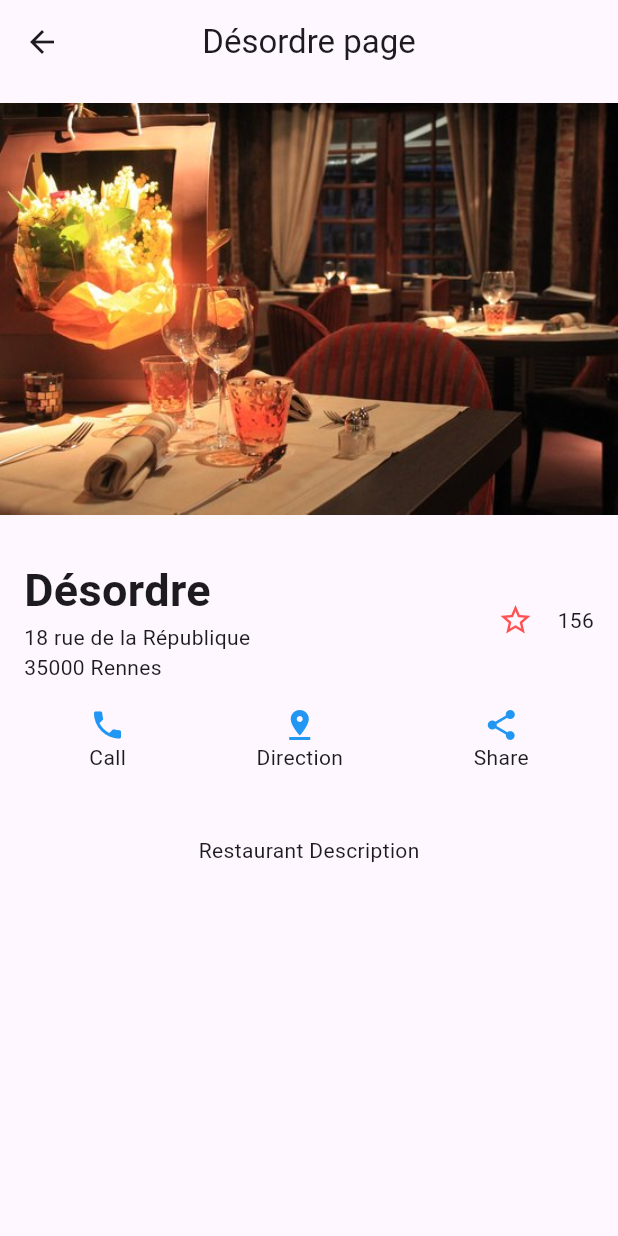
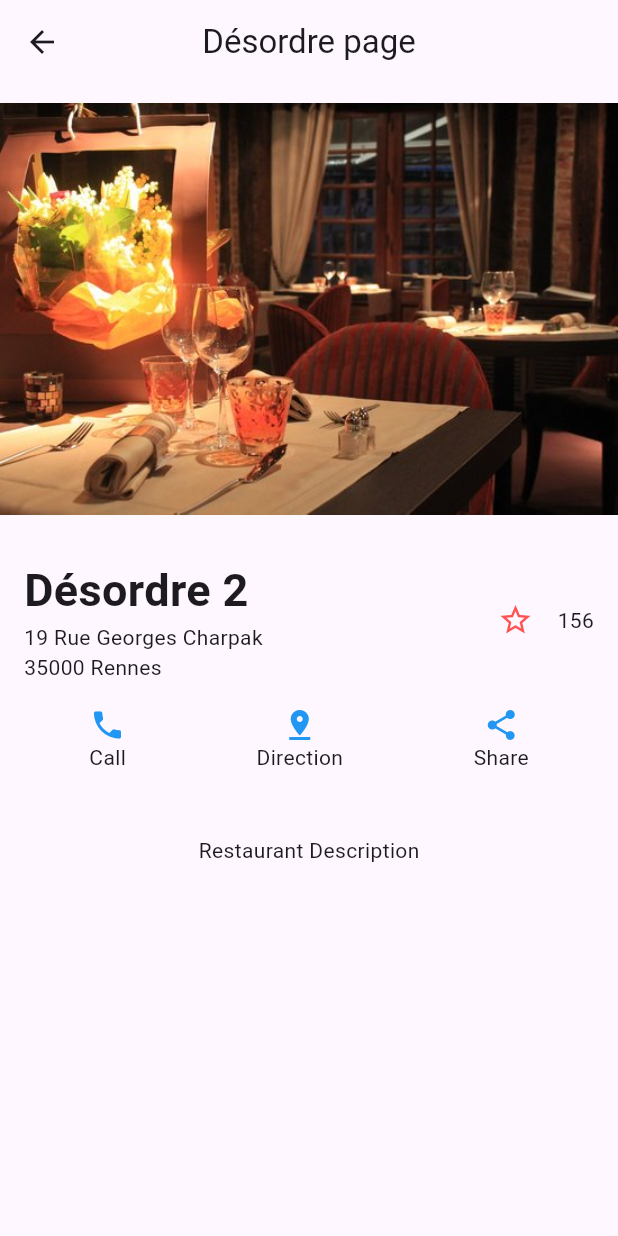
Before and after one commit to innocentk33/flutter-mmm-1, a Flutter app: the Home screen opened by its route, after a tap on "Désordre 2", on a phone screen of 412 x 824 dp. Run offline on Flutter 3.47's test engine with Material 3 defaults, Android fonts, the phone set to English and light mode, and no system bars; our stand-ins replace gap, go_router; generated files the repository leaves out were written again.

Commit message:
Pass parameters through path

```diff
--- a/lib/app.dart
+++ b/lib/app.dart
@@ -29,6 +29,9 @@ final _rootNavigatorKey = GlobalKey<NavigatorState>(debugLabel: 'root');
 
 final router = GoRouter(initialLocation: '/login', routes: [
   GoRoute(name: 'home', path: '/', builder: (ctx, state) => const Home(title: 'Desordre Page')),
-  GoRoute(name: 'details', path: '/details', builder: (ctx, state) => const Details()),
+  GoRoute(
+    name: 'details',
+    path: '/details/:name/:address',
+    builder: (ctx, state) => Details(name: state.pathParameters['name'], address: state.pathParameters['address'])),
   GoRoute(name: 'login', path: '/login', builder: (ctx, state) => const Login()),
 ]);
--- a/lib/pages/details.dart
+++ b/lib/pages/details.dart
@@ -2,9 +2,15 @@ import 'package:flutter/material.dart';
 import 'package:flutter_gen/gen_l10n/app_localizations.dart';
 import 'package:flutter_mmm/core/extension/context.dart';
 
-class Details extends StatelessWidget {
-  const Details({super.key});
+class Details extends StatefulWidget {
+  const Details({super.key, required this.address, required this.name});
+  final String? address;
+  final String? name;
+  @override
+  State<Details> createState() => _DetailsState();
+}
 
+class _DetailsState extends State<Details> {
   @override
   Widget build(BuildContext context) {
     return Scaffold(
@@ -23,18 +29,17 @@ class Details extends StatelessWidget {
               padding: const EdgeInsets.only(right: 16.0, left: 16.0, top: 16.0),
               child: Column(
                 children: [
-                  const Row(
+                  Row(
                     mainAxisAlignment: MainAxisAlignment.spaceBetween,
                     children: [
                       Column(
                         crossAxisAlignment: CrossAxisAlignment.start,
                         children: [
                           Text(
-                            'Désordre',
+                            widget.name ?? "",
                             style: TextStyle(fontWeight: FontWeight.bold, fontSize: 30),
                           ),
-                          Text('18 rue de la République'),
-                          Text('35000 Rennes'),
+                          Text(widget.address ?? ""),
                         ],
                       ),
                       FavWidget(),
--- a/lib/pages/home.dart
+++ b/lib/pages/home.dart
@@ -22,14 +22,14 @@ class Home extends StatelessWidget {
               subtitle: const Text("18 Rue Georges Charpak \n35000 Rennes"),
               isThreeLine: true,
               trailing: const Icon(Icons.chevron_right),
-              onTap: () => context.pushNamed('details'),
+              onTap: () => context.pushNamed('details', pathParameters: {"name": "Désordre", "address": "18 Rue Georges Charpak \n35000 Rennes"}),
             ),
             ListTile(
               title: const Text("Désordre 2"),
               subtitle: const Text("19 Rue Georges Charpak \n35000 Rennes"),
               isThreeLine: true,
               trailing: const Icon(Icons.chevron_right),
-              onTap: () => context.pushNamed('details'),
+              onTap: () => context.pushNamed('details', pathParameters: {"name": "Désordre 2", "address": "19 Rue Georges Charpak \n35000 Rennes"}),
             )
           ],
         ));
```
